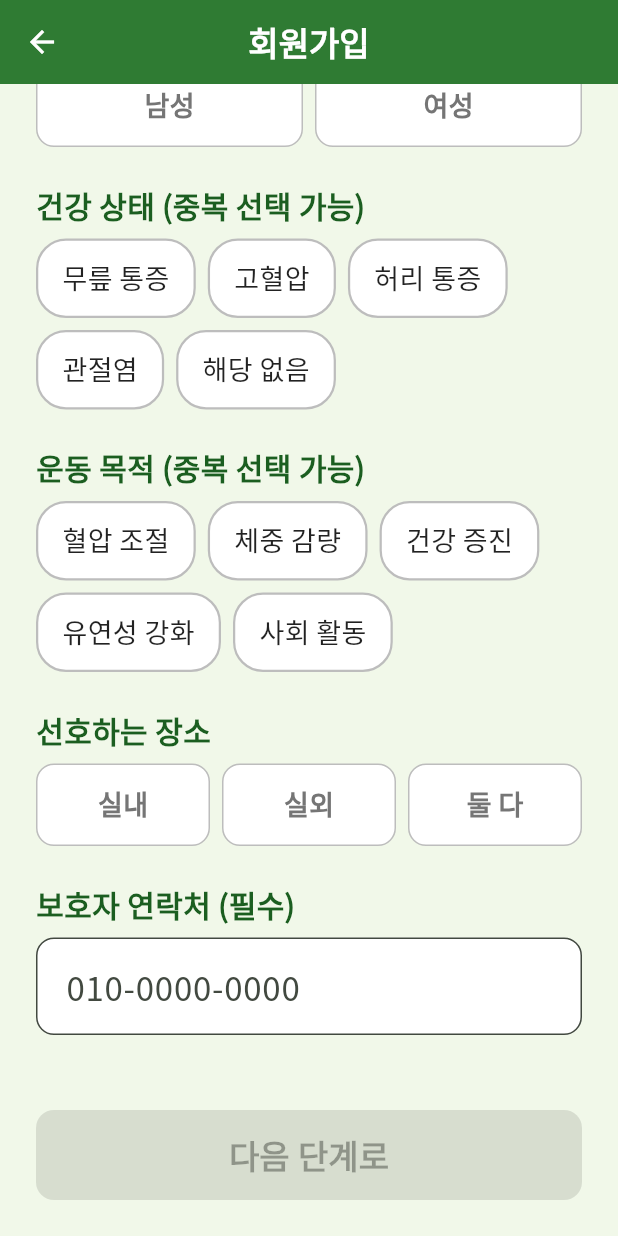
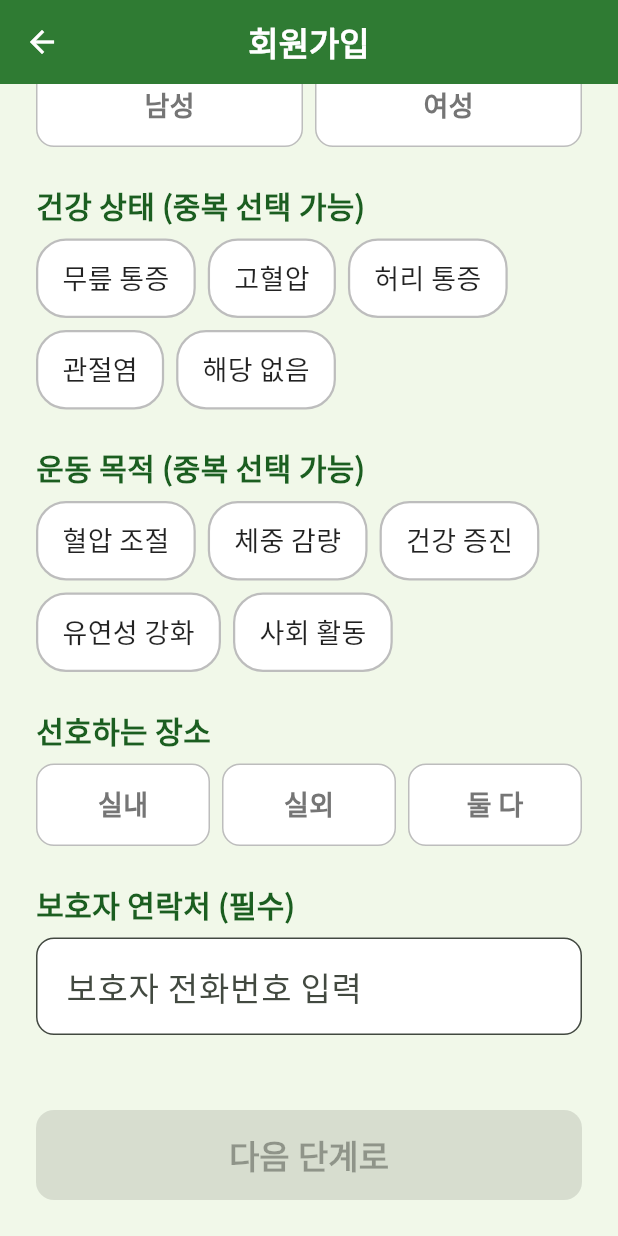
Before and after one commit to seojeong0120/recommenDA, a Flutter app: the SignUpPage screen opened directly, scrolled down 645 dp, on a phone screen of 412 x 824 dp. Run offline on Flutter 3.47's test engine with Material 3 defaults, Android fonts, the phone set to English and light mode, and no system bars; our stand-ins replace flutter_dotenv, flutter_local_notifications, flutter_map, geolocator, google_fonts, latlong2 and 1 more; missing offline and left inert: kpostal.

Commit message:
modify front

```diff
--- a/senior-exercise-recommender-core/example1/lib/signup.dart
+++ b/senior-exercise-recommender-core/example1/lib/signup.dart
@@ -122,7 +122,7 @@ class _SignUpPageState extends State<SignUpPage> {
                 onChanged: (v) => _checkFormValidity(),
                 style: const TextStyle(fontSize: 22),
                 decoration: InputDecoration(
-                  hintText: "010-0000-0000",
+                  hintText: "전화번호 입력",
                   hintStyle: TextStyle(color: Colors.grey[500], fontSize: 18),
                   filled: true,
                   fillColor: Colors.white,
@@ -200,7 +200,7 @@ class _SignUpPageState extends State<SignUpPage> {
                 onChanged: (v) => _checkFormValidity(),
                 style: const TextStyle(fontSize: 22),
                 decoration: InputDecoration(
-                  hintText: "010-0000-0000",
+                  hintText: "보호자 전화번호 입력",
                   filled: true,
                   fillColor: Colors.white,
                   contentPadding: const EdgeInsets.symmetric(vertical: 16, horizontal: 16),
```
